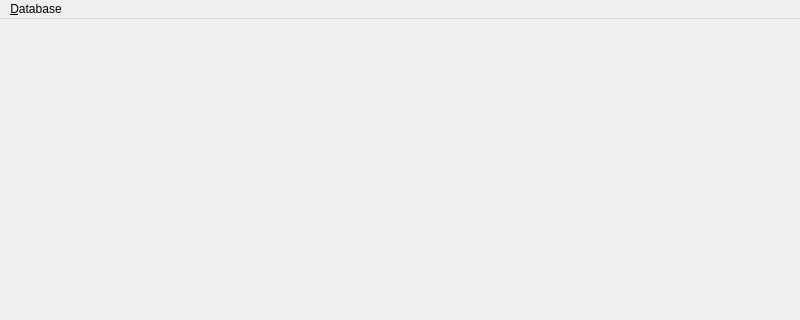
YuriyRusinov/gis_patrol_rubin, file gis_patrol_client/app/operator_app/patrol_main_window.ui: the form before one commit; both pictures show x 0 to 800 and y 0 to 320 of the 800 by 600 pixel window.
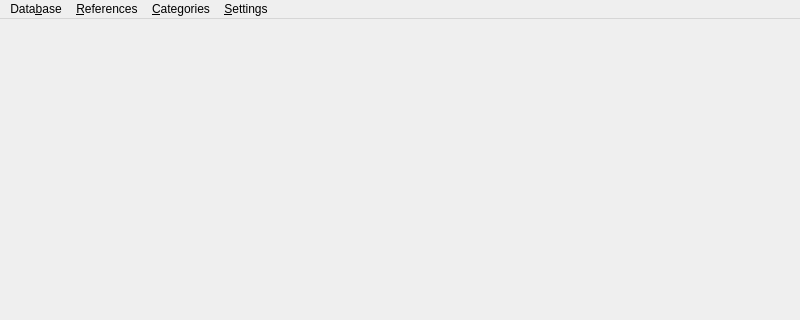
The form after the commit.

```diff
--- a/gis_patrol_client/app/operator_app/patrol_main_window.ui
+++ b/gis_patrol_client/app/operator_app/patrol_main_window.ui
@@ -25,14 +25,36 @@
    </property>
    <widget class="QMenu" name="menu_Db">
     <property name="title">
-     <string>&amp;Database</string>
+     <string>Data&amp;base</string>
     </property>
     <addaction name="actConnect"/>
     <addaction name="actDisconnect"/>
     <addaction name="separator"/>
     <addaction name="actQuit"/>
    </widget>
+   <widget class="QMenu" name="menu_References">
+    <property name="title">
+     <string>&amp;References</string>
+    </property>
+    <addaction name="actViewRef"/>
+   </widget>
+   <widget class="QMenu" name="menu_Categories">
+    <property name="title">
+     <string>&amp;Categories</string>
+    </property>
+    <addaction name="actCreateCat"/>
+    <addaction name="actAddParametersIntoCat"/>
+    <addaction name="actViewCat"/>
+   </widget>
+   <widget class="QMenu" name="menu_Settings">
+    <property name="title">
+     <string>&amp;Settings</string>
+    </property>
+   </widget>
    <addaction name="menu_Db"/>
+   <addaction name="menu_References"/>
+   <addaction name="menu_Categories"/>
+   <addaction name="menu_Settings"/>
   </widget>
   <widget class="QStatusBar" name="statusbar"/>
   <action name="actConnect">
```
Left out of the diff: 30 changed lines with no effect on the pictures.
